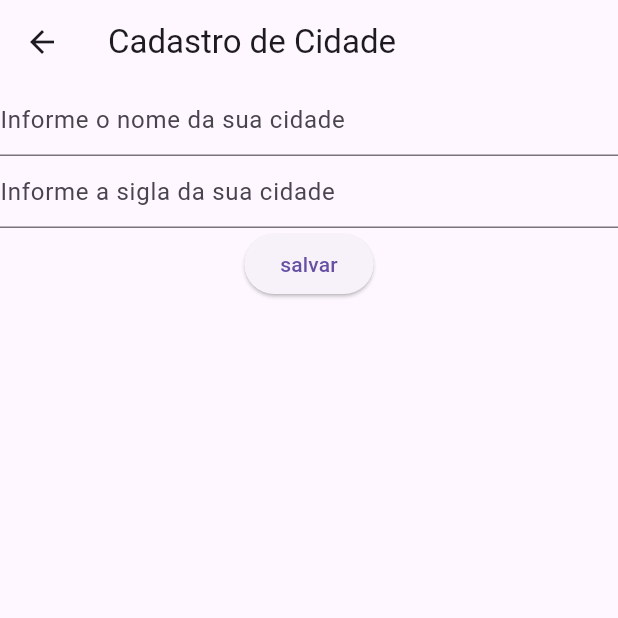
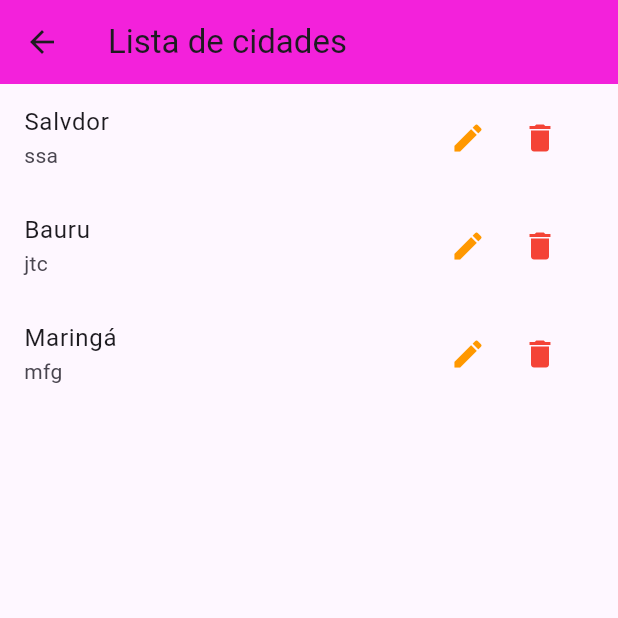
Before and after one commit to larybino/ddm, a Flutter app: the WidgetCidade screen opened by its route, after a tap on "salvar", on a phone screen of 412 x 824 dp, the top half of it. Run offline on Flutter 3.47's test engine with Material 3 defaults, Android fonts, the phone set to English and light mode, and no system bars.

Commit message:
add widgets de detalhes + listas

```diff
--- a/lib/configuracao/rotas.dart
+++ b/lib/configuracao/rotas.dart
@@ -5,4 +5,7 @@ class Rotas {
   static const String pessoa = '/pessoa';
   static const String categoria = '/categoria';
   static const String produto = '/produto';
+  static const String pessoaLista = '/pessoa_lista';
+  static const String cidadeLista = '/cidade_lista';
+  static const String cidadeDetalhe = '/cidade_detalhe';
 }
--- a/lib/widget/widget_botao.dart
+++ b/lib/widget/widget_botao.dart
@@ -1,9 +1,10 @@
 import 'package:flutter/material.dart';
 
-class WidgetBotao estends StateLessWidget{
+class WidgetBotao extends StatelessWidget{
   final String rota;
   final String rotulo;
-  WidgetBotao({required this.rota, required this rotulo})
+  WidgetBotao({required this.rota, required this.rotulo});
+
   @override
   Widget build(BuildContext context){
     return ElevatedButton(
--- a/lib/widget/widget_categoria.dart
+++ b/lib/widget/widget_categoria.dart
@@ -7,14 +7,14 @@ class WidgetCategoria extends StatelessWidget {
   Widget build(BuildContext context) {
     return Scaffold(
       appBar: AppBar(
-        title: Text('Cadastro de Categoria'),
+        title: Text('Cadastro de Categoria'), backgroundColor: Color.fromARGB(255, 243, 33, 219),
       ),
       body: Form(
           child: Column(
         children: [
           TextFormField(
               decoration: InputDecoration(
-                  LabelText: 'Tipo', hintText: 'Informe o tipo de categoria')),
+                  labelText: 'Tipo', hintText: 'Informe o tipo de categoria')),
           ElevatedButton(
             onPressed: () {},
             child: Text('salvar'),
--- a/lib/widget/widget_cidade.dart
+++ b/lib/widget/widget_cidade.dart
@@ -1,4 +1,5 @@
 import 'package:flutter/material.dart';
+import 'package:flutter_10_4_wiggets/configuracao/rotas.dart';
 
 class WidgetCidade extends StatelessWidget {
   const WidgetCidade({key}) : super(key: key);
@@ -7,20 +8,20 @@ class WidgetCidade extends StatelessWidget {
   Widget build(BuildContext context) {
     return Scaffold(
       appBar: AppBar(
-        title: Text('Cadastro de Cidade'),
+        title: Text('Cadastro de Cidade'),backgroundColor: Color.fromARGB(255, 243, 33, 219),
       ),
       body: Form(
           child: Column(
         children: [
           TextFormField(
               decoration: InputDecoration(
-                  LabelText: 'Nome', hintText: 'Informe o nome da sua cidade')),
+                  labelText: 'Nome', hintText: 'Informe o nome da sua cidade')),
           TextFormField(
               decoration: InputDecoration(
-                  LabelText: 'Sigla',
+                  labelText: 'Sigla',
                   hintText: 'Informe a sigla da sua cidade')),
           ElevatedButton(
-            onPressed: () {},
+            onPressed: () {Navigator.of(context).pushNamed(Rotas.cidadeLista);},
             child: Text('salvar'),
           ),
         ],
--- /dev/null
+++ b/lib/widget/widget_cidade_lista .dart
@@ -0,0 +1,36 @@
+import 'package:flutter/material.dart';
+import 'package:flutter_10_4_wiggets/configuracao/rotas.dart';
+
+class WidgetCidadeLista extends StatelessWidget {
+
+  var cidades=[
+    {'nome':'Salvdor', 'sigla':'ssa'},
+    {'nome':'Bauru', 'sigla':'jtc'},
+    {'nome':'Maringá', 'sigla':'mfg'}
+    ];
+
+  @override
+  Widget build(BuildContext context) {
+    return Scaffold(
+      appBar:AppBar(title: const Text('Lista de cidades'), backgroundColor: Color.fromARGB(255, 243, 33, 219),),
+      body: ListView.builder(
+      itemCount: cidades.length,
+      itemBuilder: (context, contador)=> ListTile(
+        onTap: () => Navigator.pushNamed(context, Rotas.cidadeDetalhe),
+        title: Text('${cidades[contador]['nome']}'),
+        subtitle: Text('${cidades[contador]['sigla']} '),
+        trailing: SizedBox(
+          width: 100,
+          child: Row(
+            children: [
+              IconButton(onPressed: (){Navigator.of(context).pushNamed(Rotas.cidade);}, icon: const Icon(Icons.edit), color: Colors.orange,),
+              IconButton(onPressed: (){ScaffoldMessenger.of(context,).showSnackBar(SnackBar(content: Text('Mensagem') ));}, icon: const Icon(Icons.delete), color: Colors.red,),
+              ],
+            ),
+          ),
+        ),
+      ),
+    );
+  }
+
+}
--- /dev/null
+++ b/lib/widget/widget_detalhes_cidade.dart
@@ -0,0 +1,25 @@
+import 'package:flutter/material.dart';
+
+class WidgetCidadeDetalhe extends StatelessWidget{
+
+var cidades=[
+    {'nome':'Salvdor', 'sigla':'ssa', 'habitantes': 3000000},
+    {'nome':'Bauru', 'sigla':'jtc', 'habitantes': 500000},
+    {'nome':'Maringá', 'sigla':'mfg', 'habitantes': 400000}
+  ];
+
+  @override
+  Widget build(BuildContext context) {
+    return Scaffold(
+      appBar: AppBar(
+        title: Text('Detalhes da Cidade'), backgroundColor: Color.fromARGB(255, 243, 33, 219),
+      ),
+      body: ListTile(
+        title: Text('${cidades[0]['nome']}'),
+        subtitle: Text('${cidades[0]['sigla']} \n${cidades[0]['habitantes']} habitantes' ),
+      ),
+    );
+  }
+
+
+}
--- a/lib/widget/widget_estado.dart
+++ b/lib/widget/widget_estado.dart
@@ -7,18 +7,18 @@ class WidgetEstado extends StatelessWidget {
   Widget build(BuildContext context) {
     return Scaffold(
       appBar: AppBar(
-        title: Text('Cadastro de Estado'),
+        title: Text('Cadastro de Estado'),backgroundColor: Color.fromARGB(255, 243, 33, 219),
       ),
       body: Form(
           child: Column(
         children: [
           TextFormField(
               decoration: InputDecoration(
-                  LabelText: 'Nome',
+                  labelText: 'Nome',
                   hintText: 'Informe o nome do seu estado')),
           TextFormField(
               decoration: InputDecoration(
-                  LabelText: 'Sigla',
+                  labelText: 'Sigla',
                   hintText: 'Informe a sigla do seu estado')),
           ElevatedButton(
             onPressed: () {},
--- a/lib/widget/widget_pessoa.dart
+++ b/lib/widget/widget_pessoa.dart
@@ -1,4 +1,5 @@
 import 'package:flutter/material.dart';
+import 'package:flutter_10_4_wiggets/configuracao/rotas.dart';
 
 class WidgetPessoa extends StatelessWidget {
   const WidgetPessoa({key}) : super(key: key);
@@ -7,19 +8,19 @@ class WidgetPessoa extends StatelessWidget {
   Widget build(BuildContext context) {
     return Scaffold(
       appBar: AppBar(
-        title: Text('Cadastro de Pessoa'),
+        title: Text('Cadastro de Pessoa'), backgroundColor: Color.fromARGB(255, 243, 33, 219),
       ),
       body: Form(
           child: Column(
         children: [
           TextFormField(
               decoration: InputDecoration(
-                  LabelText: 'Nome',
+                  labelText: 'Nome',
                   hintText: 'Informe o nome'
             )
           ),
           ElevatedButton(
-            onPressed: () {},
+            onPressed: () {Navigator.of(context).pushNamed(Rotas.pessoaLista);},
             child: Text('salvar'),
           ),
         ],
--- a/lib/widget/widget_produto.dart
+++ b/lib/widget/widget_produto.dart
@@ -7,18 +7,18 @@ class WidgetProduto extends StatelessWidget {
   Widget build(BuildContext context) {
     return Scaffold(
       appBar: AppBar(
-        title: Text('Cadastro de Produto'),
+        title: Text('Cadastro de Produto'), backgroundColor: Color.fromARGB(255, 243, 33, 219),
       ),
       body: Form(
           child: Column(
         children: [
           TextFormField(
               decoration: InputDecoration(
-                  LabelText: 'Tipo',
+                  labelText: 'Tipo',
                   hintText: 'Informe o tipo do seu produto')),
           TextFormField(
               decoration: InputDecoration(
-                  LabelText: 'produto',
+                  labelText: 'produto',
                   hintText: 'Informe qual é o seu produto')),
           ElevatedButton(
             onPressed: () {},
```
Also changed, not shown: lib/configuracao/aplicativo.dart (+15 -8 lines), lib/widget/widget_menu.dart (+32 -19 lines), lib/widget/widget_pessoa_lista.dart (added, +36 -0 lines).
